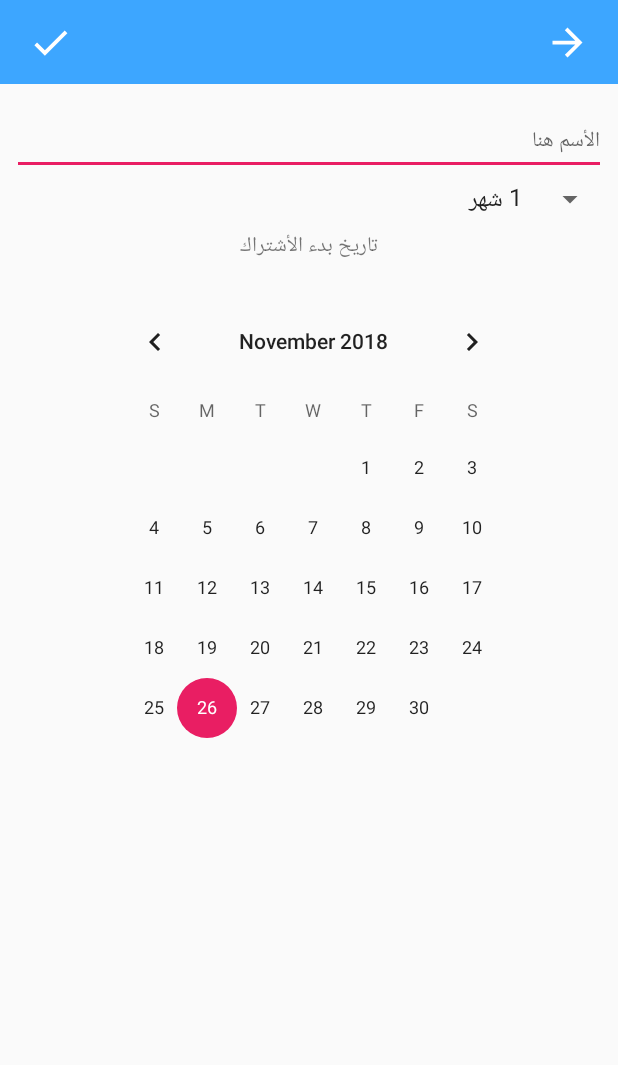
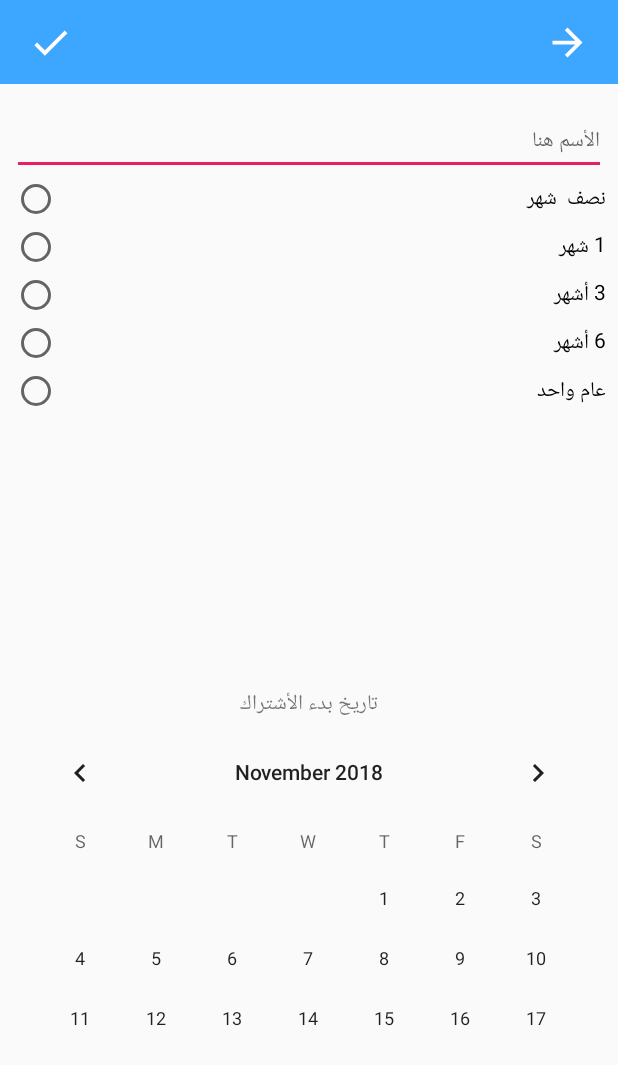
Before and after one commit to peterehab1/gym-members-android-app, an Android app: the screen it shows after launch once a user with an empty profile is signed in (AddActivity), after a tap on an icon or button, on a phone screen of 412 x 824 dp. Shown: the top 1065 px of the screen. Run offline under Robolectric (Android 15) with nearby library versions, the phone set to English and light mode, and no system bars; our stand-ins replace Firebase (no records; nobody signed in at launch, a user with empty details on screens opened directly); libraries missing offline, so code that uses them is left out: io.opencensus.tags.

Commit message:
Added notifications

```diff
--- a/app/src/main/java/com/example/peter/basic_app/AddActivity.java
+++ b/app/src/main/java/com/example/peter/basic_app/AddActivity.java
@@ -12,51 +12,44 @@ import android.widget.ArrayAdapter;
 import android.widget.Button;
 import android.widget.CalendarView;
 import android.widget.EditText;
+import android.widget.RadioButton;
+import android.widget.RadioGroup;
 import android.widget.Spinner;
 import android.widget.Toast;
 
 import com.google.firebase.database.DatabaseReference;
 import com.google.firebase.database.FirebaseDatabase;
 
-import java.text.SimpleDateFormat;
-import java.util.Calendar;
-import java.util.HashMap;
-import java.util.List;
-import java.util.Map;
-
 import static com.example.peter.basic_app.HomeActivity.dateFormatter;
 
 public class AddActivity extends AppCompatActivity {
 
-    Spinner spn;
     CalendarView startDate;
-    CalendarView endDate;
+
     Button saveBtn;
     EditText theName;
     DatabaseReference mDatabaseRef;
-    String thestartdate;
-    String theenddate;
+    RadioGroup radioGroup;
+    RadioButton radioButton1;
+
 
     @Override
     protected void onCreate(Bundle savedInstanceState) {
         super.onCreate(savedInstanceState);
         setContentView(R.layout.activity_add);
         Button backBtn = (Button) findViewById(R.id.back_btn);
-        String[] membershipTypes = new String[] {
-                "نصف شهر","1 شهر", "3 أشهر", "6 أشهر", "1 عام"
-        };
 
-        spn = (Spinner) findViewById(R.id.spn);
+
         saveBtn = (Button) findViewById(R.id.save_btn);
         startDate = (CalendarView) findViewById(R.id.start_date);
         theName = (EditText) findViewById(R.id.the_name);
+
+        radioGroup = findViewById(R.id.radio_group);
+        radioButton1 = findViewById(R.id.radioButton_1);
+
         mDatabaseRef = FirebaseDatabase.getInstance().getReference();
 
-        ArrayAdapter<String> adapter = new ArrayAdapter<String>(this,
-                android.R.layout.simple_spinner_item, membershipTypes);
-        adapter.setDropDownViewResource(android.R.layout.simple_spinner_dropdown_item);
-        spn.setAdapter(adapter);
-        spn.setSelection(adapter.getPosition("1 شهر"));
+
 
         saveBtn.setOnClickListener(new View.OnClickListener() {
             @RequiresApi(api = Build.VERSION_CODES.JELLY_BEAN)
@@ -64,15 +57,25 @@ public class AddActivity extends AppCompatActivity {
             public void onClick(View v) {
 
                 final Users user = new Users();
+                // get selected radio button from radioGroup
+                int selectedId = radioGroup.getCheckedRadioButtonId();
+
+                // find the radiobutton by returned id
+                radioButton1 = (RadioButton) findViewById(selectedId);
+
+
                 if (theName.getText().toString().isEmpty()){
 
                     Toast.makeText(getApplicationContext(), "لا يمكن ترك حقل الأسم فارغ", Toast.LENGTH_LONG).show();
 
+                }else if(radioButton1 == null){
+
+                    Toast.makeText(getApplicationContext(), "برجاء أختيار نظام الأشتراك", Toast.LENGTH_LONG).show();
                 }else{
 
                     user.setName(theName.getText().toString());
-                    user.setMembership(spn.getSelectedItem().toString());
                     user.setStartdate(dateFormatter(startDate.getDate(), "MM/dd/yyyy"));
+                    user.setMembership((String) radioButton1.getText());
                     DatabaseReference newRef = mDatabaseRef.child("Users").push();
                     newRef.setValue(user);
                     Toast.makeText(getApplicationContext(), "تم الحفظ", Toast.LENGTH_LONG).show();
--- a/app/src/main/java/com/example/peter/basic_app/HomeActivity.java
+++ b/app/src/main/java/com/example/peter/basic_app/HomeActivity.java
@@ -2,6 +2,7 @@ package com.example.peter.basic_app;
 
 import android.annotation.TargetApi;
 import android.content.Context;
+import android.content.DialogInterface;
 import android.content.Intent;
 import android.graphics.Color;
 import android.os.Build;
@@ -21,11 +22,14 @@ import android.util.Log;
 import android.view.LayoutInflater;
 import android.view.MenuItem;
 import android.view.View;
+import android.widget.ArrayAdapter;
 import android.widget.Button;
 import android.widget.CalendarView;
 import android.widget.EditText;
 import android.widget.ImageView;
+import android.widget.ListView;
 import android.widget.TextView;
+import android.widget.Toast;
 
 import com.google.firebase.database.DataSnapshot;
 import com.google.firebase.database.DatabaseError;
@@ -57,6 +61,9 @@ public class HomeActivity extends AppCompatActivity {
     private List<Users> list;
     private FloatingActionButton fab;
     private List<String> oneWeekLeftMembers;
+    private Button notificationsBtn;
+    private String[] myArray;
+
     String TAG = "getDate";
 
     @Override
@@ -66,12 +73,47 @@ public class HomeActivity extends AppCompatActivity {
 
         FirebaseDatabase.getInstance().setPersistenceEnabled(true);
 
+
+
         // initialise your views
         searchWord = (EditText) findViewById(R.id.search_word);
         searchList = (RecyclerView) findViewById(R.id.search_list);
         notificationCount = (TextView) findViewById(R.id.notf_count);
         mDatabaseRef = FirebaseDatabase.getInstance().getReference().child("Users");
         fab = (FloatingActionButton) findViewById(R.id.fab);
+        notificationsBtn = findViewById(R.id.notifications_btn);
+
+
+        notificationsBtn.setOnClickListener(new View.OnClickListener() {
+            @Override
+            public void onClick(View v) {
+                AlertDialog.Builder builder = new AlertDialog.Builder(HomeActivity.this);
+                builder.setIcon(R.drawable.ic_bad);
+                builder.setTitle("سينتهي الأشتراك خلال أسبوع");
+                builder.setNeutralButton("أغلاق", new DialogInterface.OnClickListener() {
+                    @Override
+                    public void onClick(DialogInterface dialog, int which) {
+                        dialog.dismiss();
+                    }
+                });
+
+
+
+                builder.setItems(myArray, new DialogInterface.OnClickListener() {
+                    public void onClick(DialogInterface dialog, int which) {
+                        // The 'which' argument contains the index position
+                        // of the selected item
+
+                    }
+                });
+
+                AlertDialog dialog = builder.create();
+                dialog.show();
+
+
+
+            }
+        });
 
 
         fab.setOnClickListener(new View.OnClickListener() {
@@ -113,6 +155,7 @@ public class HomeActivity extends AppCompatActivity {
                 list = new ArrayList<>();
                 oneWeekLeftMembers = new ArrayList<>();
 
+
                 StringBuffer stringBuffer = new StringBuffer();
 
                 for (DataSnapshot dataSnapshot1: dataSnapshot.getChildren()){
@@ -135,7 +178,7 @@ public class HomeActivity extends AppCompatActivity {
                     long diff = getDateDiff(date1, date2);
 
                    if(diff >= 22 && diff < 30){
-                       oneWeekLeftMembers.add(dataSnapshot1.getKey());
+                       oneWeekLeftMembers.add(users.getName());
                     }
 
                     usersList.setName(name);
@@ -167,6 +210,9 @@ public class HomeActivity extends AppCompatActivity {
                 searchList.setItemAnimator( new DefaultItemAnimator());
                 searchList.setAdapter(recyclerviewAdapter);
 
+                myArray = new String[oneWeekLeftMembers.size()];
+                oneWeekLeftMembers.toArray(myArray);
+
             }
 
             @Override
@@ -174,7 +220,10 @@ public class HomeActivity extends AppCompatActivity {
 
             }
         });
+
     }
+
+
 
     public void searchForUser(String searchWord){
         Query firebaseQuery = mDatabaseRef.orderByChild("name").startAt(searchWord).endAt(searchWord + "\uf8ff");
--- /dev/null
+++ b/app/src/main/res/drawable/ic_bad.xml
@@ -0,0 +1,9 @@
+<vector xmlns:android="http://schemas.android.com/apk/res/android"
+        android:width="24dp"
+        android:height="24dp"
+        android:viewportWidth="24.0"
+        android:viewportHeight="24.0">
+    <path
+        android:fillColor="#FF000000"
+        android:pathData="M11.99,2C6.47,2 2,6.48 2,12s4.47,10 9.99,10C17.52,22 22,17.52 22,12S17.52,2 11.99,2zM12,20c-4.42,0 -8,-3.58 -8,-8s3.58,-8 8,-8 8,3.58 8,8 -3.58,8 -8,8zM15.5,11c0.83,0 1.5,-0.67 1.5,-1.5S16.33,8 15.5,8 14,8.67 14,9.5s0.67,1.5 1.5,1.5zM8.5,11c0.83,0 1.5,-0.67 1.5,-1.5S9.33,8 8.5,8 7,8.67 7,9.5 7.67,11 8.5,11zM12,14c-2.33,0 -4.31,1.46 -5.11,3.5h10.22c-0.8,-2.04 -2.78,-3.5 -5.11,-3.5z"/>
+</vector>
--- a/app/src/main/res/layout/activity_add.xml
+++ b/app/src/main/res/layout/activity_add.xml
@@ -4,6 +4,40 @@
     xmlns:app="http://schemas.android.com/apk/res-auto"
     android:layout_width="match_parent"
     android:layout_height="match_parent">
+
+    <TextView
+        android:id="@+id/textView4"
+        android:layout_width="wrap_content"
+        android:layout_height="wrap_content"
+        android:layout_marginStart="8dp"
+        android:layout_marginLeft="8dp"
+        android:layout_marginTop="224dp"
+        android:layout_marginEnd="8dp"
+        android:layout_marginRight="8dp"
+        android:text="تاريخ بدء الأشتراك"
+        app:layout_constraintBottom_toTopOf="@+id/start_date"
+        app:layout_constraintEnd_toEndOf="parent"
+        app:layout_constraintStart_toStartOf="parent"
+        app:layout_constraintTop_toBottomOf="@+id/toolbar"
+        app:layout_constraintVertical_bias="1.0" />
+
+    <EditText
+        android:id="@+id/the_name"
+        android:layout_width="0dp"
+        android:layout_height="wrap_content"
+        android:layout_marginStart="8dp"
+        android:layout_marginLeft="8dp"
+        android:layout_marginTop="16dp"
+        android:layout_marginEnd="8dp"
+        android:layout_marginRight="8dp"
+        android:ems="10"
+        android:hint="اﻷسم هنا"
+        android:inputType="textPersonName"
+        android:textSize="14sp"
+        app:layout_constraintEnd_toEndOf="parent"
+        app:layout_constraintHorizontal_bias="0.503"
+        app:layout_constraintStart_toStartOf="parent"
+        app:layout_constraintTop_toBottomOf="@+id/toolbar" />
 
     <Button
         android:id="@+id/back_btn"
@@ -33,69 +67,6 @@
         app:layout_constraintStart_toStartOf="parent"
         app:layout_constraintTop_toTopOf="parent" />
 
-    <EditText
-        android:id="@+id/the_name"
-        android:layout_width="0dp"
-        android:layout_height="wrap_content"
-        android:layout_marginStart="8dp"
-        android:layout_marginLeft="8dp"
-        android:layout_marginTop="16dp"
-        android:layout_marginEnd="8dp"
-        android:layout_marginRight="8dp"
-        android:ems="10"
-        android:hint="اﻷسم هنا"
-        android:inputType="textPersonName"
-        android:textSize="14sp"
-        app:layout_constraintEnd_toEndOf="parent"
-        app:layout_constraintHorizontal_bias="0.503"
-        app:layout_constraintStart_toStartOf="parent"
-        app:layout_constraintTop_toBottomOf="@+id/toolbar" />
-
-    <Spinner
-        android:id="@+id/spn"
-        android:layout_width="0dp"
-        android:layout_height="25dp"
-        android:layout_marginStart="8dp"
-        android:layout_marginLeft="8dp"
-        android:layout_marginTop="64dp"
-        android:layout_marginEnd="8dp"
-        android:layout_marginRight="8dp"
-        app:layout_constraintEnd_toEndOf="parent"
-        app:layout_constraintHorizontal_bias="0.0"
-        app:layout_constraintStart_toStartOf="parent"
-        app:layout_constraintTop_toBottomOf="@+id/toolbar" />
-
-    <TextView
-        android:id="@+id/textView4"
-        android:layout_width="wrap_content"
-        android:layout_height="wrap_content"
-        android:layout_marginStart="8dp"
-        android:layout_marginLeft="8dp"
-        android:layout_marginTop="96dp"
-        android:layout_marginEnd="8dp"
-        android:layout_marginRight="8dp"
-        android:text="تاريخ بدء الأشتراك"
-        app:layout_constraintEnd_toEndOf="parent"
-        app:layout_constraintStart_toStartOf="parent"
-        app:layout_constraintTop_toBottomOf="@+id/toolbar" />
-
-    <CalendarView
-        android:id="@+id/start_date"
-        android:layout_width="287dp"
-        android:layout_height="350dp"
-        android:layout_marginStart="8dp"
-        android:layout_marginLeft="8dp"
-        android:layout_marginTop="104dp"
-        android:layout_marginEnd="8dp"
-        android:layout_marginRight="8dp"
-        android:layout_marginBottom="8dp"
-        app:layout_constraintBottom_toBottomOf="parent"
-        app:layout_constraintEnd_toEndOf="parent"
-        app:layout_constraintHorizontal_bias="0.529"
-        app:layout_constraintStart_toStartOf="parent"
-        app:layout_constraintTop_toBottomOf="@+id/toolbar"
-        app:layout_constraintVertical_bias="0.111" />
-
     <Button
         android:id="@+id/save_btn"
         android:layout_width="30dp"
@@ -113,4 +84,72 @@
         app:layout_constraintStart_toStartOf="parent"
         app:layout_constraintTop_toTopOf="parent" />
 
+    <RadioGroup
+        android:id="@+id/radio_group"
+        android:layout_width="0dp"
+        android:layout_height="wrap_content"
+        android:layout_marginStart="8dp"
+        android:layout_marginLeft="8dp"
+        android:layout_marginEnd="8dp"
+        android:layout_marginRight="8dp"
+        app:layout_constraintBottom_toTopOf="@+id/start_date"
+        app:layout_constraintEnd_toEndOf="parent"
+        app:layout_constraintHorizontal_bias="0.0"
+        app:layout_constraintStart_toStartOf="parent"
+        app:layout_constraintTop_toBottomOf="@+id/the_name"
+        app:layout_constraintVertical_bias="0.0">
+
+        <RadioButton
+            android:id="@+id/radioButton_1"
+            android:layout_width="match_parent"
+            android:layout_height="wrap_content"
+            android:layout_weight="1"
+            android:text="نصف  شهر" />
+
+        <RadioButton
+            android:id="@+id/radioButton_2"
+            android:layout_width="match_parent"
+            android:layout_height="match_parent"
+            android:layout_weight="1"
+            android:text="1 شهر" />
+
+        <RadioButton
+            android:id="@+id/radioButton_3"
+            android:layout_width="match_parent"
+            android:layout_height="match_parent"
+            android:layout_weight="1"
+            android:text="3 أشهر" />
+
+        <RadioButton
+            android:id="@+id/radioButton_4"
+            android:layout_width="match_parent"
+            android:layout_height="match_parent"
+            android:layout_weight="1"
+            android:text="6 أشهر" />
+
+        <RadioButton
+            android:id="@+id/radioButton_5"
+            android:layout_width="match_parent"
+            android:layout_height="match_parent"
+            android:layout_weight="1"
+            android:text="عام واحد" />
+    </RadioGroup>
+
+    <CalendarView
+        android:id="@+id/start_date"
+        android:layout_width="0dp"
+        android:layout_height="233dp"
+        android:layout_marginStart="8dp"
+        android:layout_marginLeft="8dp"
+        android:layout_marginTop="184dp"
+        android:layout_marginEnd="8dp"
+        android:layout_marginRight="8dp"
+        android:layout_marginBottom="8dp"
+        app:layout_constraintBottom_toBottomOf="parent"
+        app:layout_constraintEnd_toEndOf="parent"
+        app:layout_constraintHorizontal_bias="0.615"
+        app:layout_constraintStart_toStartOf="parent"
+        app:layout_constraintTop_toBottomOf="@+id/toolbar"
+        app:layout_constraintVertical_bias="0.705" />
+
 </android.support.constraint.ConstraintLayout>
--- a/app/src/main/res/layout/activity_home.xml
+++ b/app/src/main/res/layout/activity_home.xml
@@ -21,7 +21,7 @@
         app:layout_constraintBottom_toTopOf="@+id/search_list"
         app:layout_constraintEnd_toEndOf="parent"
         app:layout_constraintHorizontal_bias="0.0"
-        app:layout_constraintStart_toEndOf="@+id/button"
+        app:layout_constraintStart_toEndOf="@+id/notifications_btn"
         app:layout_constraintTop_toTopOf="parent" />
 
     <EditText
@@ -46,7 +46,7 @@
         app:layout_constraintTop_toTopOf="parent" />
 
     <Button
-        android:id="@+id/button"
+        android:id="@+id/notifications_btn"
         android:layout_width="25dp"
         android:layout_height="25dp"
         android:layout_marginStart="16dp"
@@ -80,7 +80,7 @@
         android:layout_marginLeft="8dp"
         android:layout_marginEnd="8dp"
         android:layout_marginRight="8dp"
-        android:layout_marginBottom="16dp"
+        android:layout_marginBottom="28dp"
         android:src="@drawable/ic_add"
         app:backgroundTint="@color/colorPrimary"
         app:layout_constraintBottom_toBottomOf="parent"
```
Also changed, not shown: app/src/main/java/com/example/peter/basic_app/RecyclerviewAdapter.java (+38 -15 lines), app/src/main/res/layout/update_dialog.xml (+0 -13 lines).
